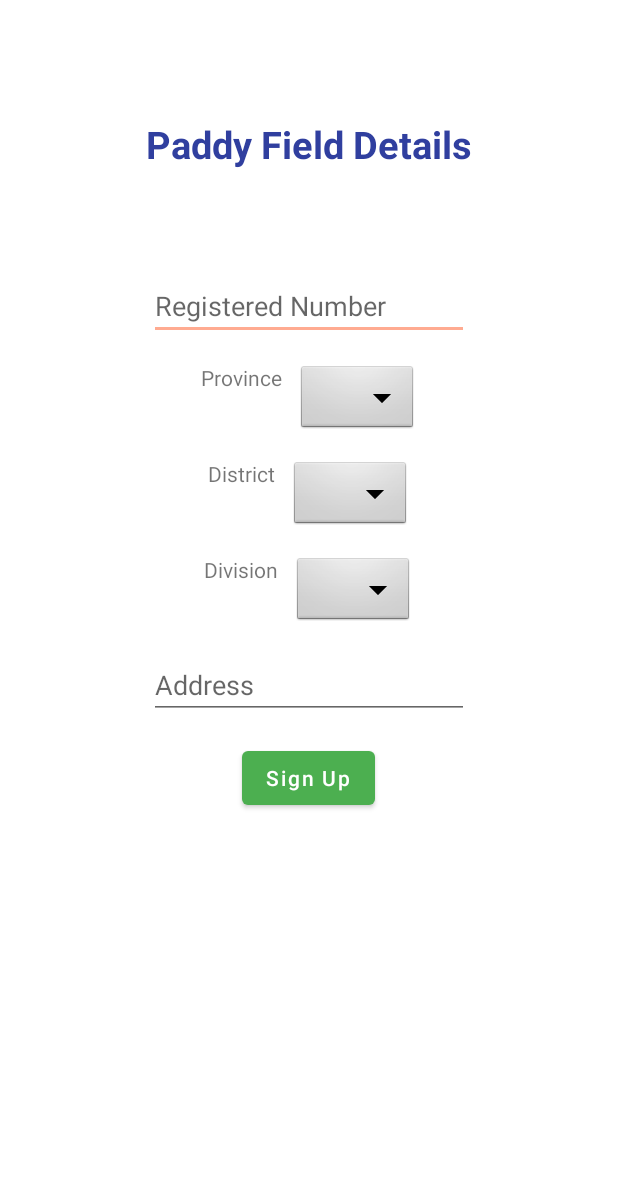
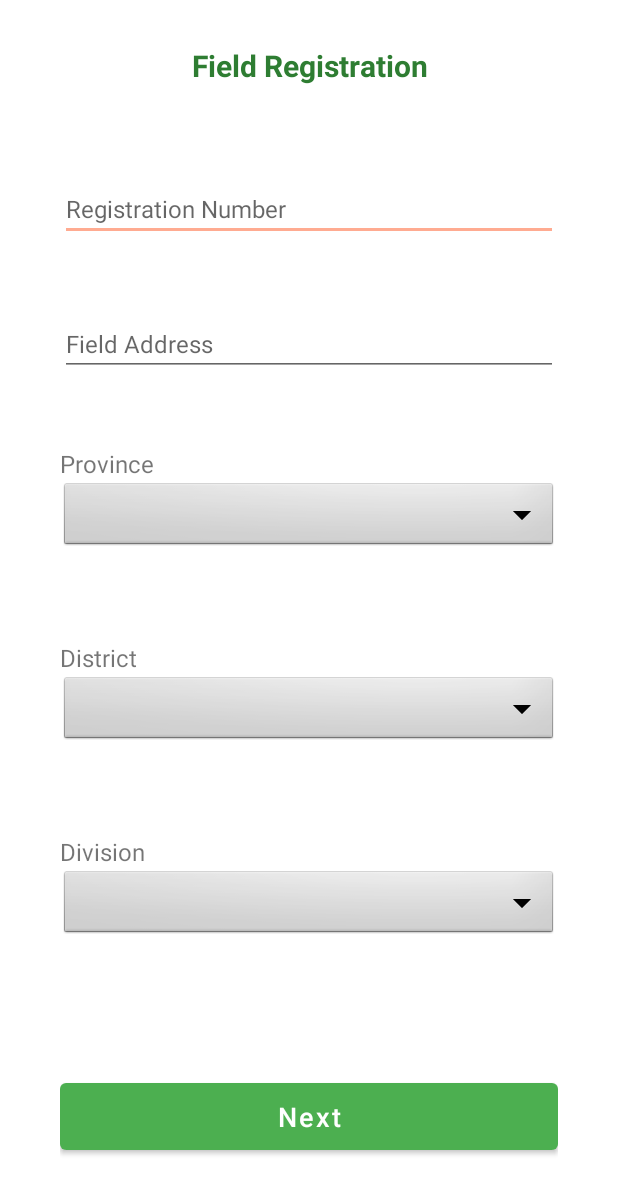
Before and after one commit to shayanmalinda/Effective-identification-of-Nitrogen-Fertilizer-demand-for-Paddy-Cultivation-using-UAVs, an Android app: the layout activity_register_field_details.xml on its own in the app's theme, with its tools: preview values and no code run, on a phone screen of 412 x 824 dp. Shown: the top 1194 px of the screen. Run offline under Robolectric (Android 15) with nearby library versions, the phone set to English and light mode, and no system bars.

Commit message:
Register Field UI

```diff
--- a/Android/app/src/main/AndroidManifest.xml
+++ b/Android/app/src/main/AndroidManifest.xml
@@ -31,7 +31,8 @@
         <activity
             android:name=".RegisterFieldDetailsActivity"
             android:exported="false"
-            android:screenOrientation="portrait" />
+            android:screenOrientation="portrait"
+            android:windowSoftInputMode="adjustPan" />
         <activity
             android:name=".HomeActivity"
             android:exported="true"
--- a/Android/app/src/main/java/com/example/smart_rice_care/RegisterFieldDetailsActivity.java
+++ b/Android/app/src/main/java/com/example/smart_rice_care/RegisterFieldDetailsActivity.java
@@ -45,9 +45,9 @@ public class RegisterFieldDetailsActivity extends AppCompatActivity {
         super.onCreate(savedInstanceState);
         setContentView(R.layout.activity_register_field_details);
 
-        ddn_province=findViewById(R.id.province);
-        ddn_district=findViewById(R.id.district);
-        ddn_division=findViewById(R.id.division);
+        ddn_province=findViewById(R.id.spProvince);
+        ddn_district=findViewById(R.id.spDistrict);
+        ddn_division=findViewById(R.id.spDivision);
 
         InputStream is = getResources().openRawResource(R.raw.admin_divisions);
         try {
--- a/Android/app/src/main/java/com/example/smart_rice_care/RegisterUserDetailsActivity.java
+++ b/Android/app/src/main/java/com/example/smart_rice_care/RegisterUserDetailsActivity.java
@@ -48,7 +48,8 @@ public class RegisterUserDetailsActivity extends AppCompatActivity {
 
                 allFieldsValidated = validateAllFields();
 
-                if(allFieldsValidated){
+//                if(allFieldsValidated){
+                if(true){
                     Intent intent = new Intent(RegisterUserDetailsActivity.this, RegisterFieldDetailsActivity.class);
                     startActivity(intent);
                 }
--- a/Android/app/src/main/res/layout/activity_register_field_details.xml
+++ b/Android/app/src/main/res/layout/activity_register_field_details.xml
@@ -1,158 +1,161 @@
 <?xml version="1.0" encoding="utf-8"?>
-<androidx.constraintlayout.widget.ConstraintLayout xmlns:android="http://schemas.android.com/apk/res/android"
-    xmlns:app="http://schemas.android.com/apk/res-auto"
+
+<ScrollView
+    xmlns:android="http://schemas.android.com/apk/res/android"
     xmlns:tools="http://schemas.android.com/tools"
     android:layout_width="match_parent"
     android:layout_height="match_parent"
+    android:fillViewport="true"
     tools:context=".RegisterFieldDetailsActivity">
 
+    <LinearLayout
+        android:layout_width="match_parent"
+        android:layout_height="match_parent"
+        android:orientation="vertical"
+        android:paddingLeft="40dp"
+        android:paddingRight="40dp">
+
+        <LinearLayout
+            android:layout_width="match_parent"
+            android:layout_height="0dp"
+            android:orientation="vertical"
+            android:paddingTop="30dp"
+            android:layout_weight="1">
+
+            <TextView
+                android:id="@+id/tvTitle"
+                android:layout_width="match_parent"
+                android:layout_height="wrap_content"
+                android:text="@string/field_registration"
+                android:gravity="center"
+                android:textColor="@color/green_800"
+                android:textSize="20sp"
+                android:textStyle="bold"/>
+
+        </LinearLayout>
+
+        <LinearLayout
+            android:layout_width="match_parent"
+            android:layout_height="0dp"
+            android:orientation="vertical"
+            android:paddingTop="20dp"
+            android:layout_weight="6">
+
+            <LinearLayout
+                android:layout_width="match_parent"
+                android:layout_height="0dp"
+                android:layout_weight="0.7"
+                android:orientation="vertical">
+
                 <EditText
-        android:id="@+id/registeredNumber"
+                    android:id="@+id/etRegistrationNumber"
+                    android:layout_width="match_parent"
+                    android:layout_height="wrap_content"
+                    android:hint="@string/registration_number"
+                    android:inputType="text"
+                    android:paddingTop="10dp"
+                    android:textSize="16sp" />
+            </LinearLayout>
+
+            <LinearLayout
+                android:layout_width="match_parent"
+                android:layout_height="0dp"
+                android:layout_weight="0.7"
+                android:layout_gravity="bottom"
+                android:orientation="vertical">
+
+                <EditText
+                    android:id="@+id/etAddress"
+                    android:layout_width="match_parent"
+                    android:layout_height="wrap_content"
+                    android:hint="@string/address"
+                    android:layout_gravity="bottom"
+                    android:inputType="text"
+                    android:paddingTop="10dp"
+                    android:textSize="16sp" />
+            </LinearLayout>
+
+            <LinearLayout
+                android:layout_width="match_parent"
+                android:layout_height="0dp"
+                android:orientation="vertical"
+                android:layout_weight="1">
+                <TextView
                     android:layout_width="wrap_content"
                     android:layout_height="wrap_content"
-        android:layout_marginTop="200dp"
-        android:ems="10"
-        android:hint="Registered Number"
-        android:inputType="text"
-        app:layout_constraintBottom_toTopOf="@+id/row1"
-        app:layout_constraintEnd_toEndOf="parent"
-        app:layout_constraintStart_toStartOf="parent"
-        app:layout_constraintTop_toTopOf="parent"
-        app:layout_constraintVertical_bias="0.13" />
-
-    <TableRow
-        android:id="@+id/row1"
-        android:layout_width="wrap_content"
-        android:layout_height="wrap_content"
-        android:layout_marginTop="15dp"
-        android:ems="10"
-        app:layout_constraintBottom_toTopOf="@+id/row2"
-        app:layout_constraintEnd_toEndOf="parent"
-        app:layout_constraintStart_toStartOf="parent"
-        app:layout_constraintTop_toBottomOf="@id/registeredNumber"
-        app:layout_constraintVertical_bias="0.13">
-
-        <TextView
-            android:id="@+id/labelProvince"
-            android:layout_width="match_parent"
-            android:layout_height="wrap_content"
-            android:layout_marginRight="10dp"
-            android:text="Province"
-            app:layout_constraintRight_toLeftOf="@id/province"
-            app:layout_constraintStart_toStartOf="parent"
-            app:layout_constraintVertical_bias="0.13" />
-
+                    android:text="@string/province"
+                    android:gravity="center_vertical"
+                    android:textSize="16sp"/>
                 <Spinner
-            android:id="@+id/province"
+                    android:id="@+id/spProvince"
                     android:layout_width="match_parent"
                     android:layout_height="wrap_content"
                     android:background="@android:drawable/btn_dropdown"
-            android:spinnerMode="dropdown"
-            app:layout_constraintLeft_toRightOf="@id/labelProvince" />
-    </TableRow>
+                    android:spinnerMode="dropdown"/>
+            </LinearLayout>
 
-    <TableRow
-        app:flow_horizontalAlign="start"
-        android:id="@+id/row2"
+            <LinearLayout
+                android:layout_width="match_parent"
+                android:layout_height="0dp"
+                android:orientation="vertical"
+                android:layout_weight="1">
+                <TextView
                     android:layout_width="wrap_content"
                     android:layout_height="wrap_content"
-        android:layout_marginTop="15dp"
-        android:ems="10"
-        app:layout_constraintBottom_toTopOf="@+id/row3"
-        app:layout_constraintEnd_toEndOf="parent"
-        app:layout_constraintStart_toStartOf="parent"
-        app:layout_constraintTop_toBottomOf="@id/row1"
-        app:layout_constraintVertical_bias="0.13">
-
-        <TextView
-            android:id="@+id/labelDistrict"
-            android:layout_width="match_parent"
-            android:layout_height="wrap_content"
-            android:layout_marginRight="10dp"
-            android:text="District"
-            app:layout_constraintRight_toLeftOf="@id/district"
-            app:layout_constraintStart_toStartOf="parent"
-            app:layout_constraintVertical_bias="0.13" />
-
+                    android:text="@string/district"
+                    android:gravity="center_vertical"
+                    android:textSize="16sp"/>
                 <Spinner
-            android:id="@+id/district"
+                    android:id="@+id/spDistrict"
                     android:layout_width="match_parent"
                     android:layout_height="wrap_content"
                     android:background="@android:drawable/btn_dropdown"
-            android:spinnerMode="dropdown"
-            app:layout_constraintLeft_toRightOf="@id/labelDistrict" />
-    </TableRow>
-    <TableRow
-        android:id="@+id/row3"
+                    android:spinnerMode="dropdown"/>
+            </LinearLayout>
+
+
+            <LinearLayout
+                android:layout_width="match_parent"
+                android:layout_height="0dp"
+                android:orientation="vertical"
+                android:layout_weight="1">
+                <TextView
                     android:layout_width="wrap_content"
                     android:layout_height="wrap_content"
-        android:layout_marginTop="15dp"
-        android:ems="10"
-        app:layout_constraintBottom_toTopOf="@+id/address"
-        app:layout_constraintEnd_toEndOf="parent"
-        app:layout_constraintStart_toStartOf="parent"
-        app:layout_constraintTop_toBottomOf="@id/row2"
-        app:layout_constraintVertical_bias="0.13">
-
-        <TextView
-            android:id="@+id/labelDivision"
-            android:layout_width="match_parent"
-            android:layout_height="wrap_content"
-            android:layout_marginRight="10dp"
-            android:text="Division"
-            app:layout_constraintRight_toLeftOf="@id/division"
-            app:layout_constraintStart_toStartOf="parent"
-            app:layout_constraintVertical_bias="0.13" />
-
+                    android:text="@string/division"
+                    android:gravity="center_vertical"
+                    android:textSize="16sp"/>
                 <Spinner
-            android:id="@+id/division"
+                    android:id="@+id/spDivision"
                     android:layout_width="match_parent"
                     android:layout_height="wrap_content"
                     android:background="@android:drawable/btn_dropdown"
-            android:spinnerMode="dropdown"
-            app:layout_constraintLeft_toRightOf="@id/labelDivision" />
-    </TableRow>
+                    android:spinnerMode="dropdown"/>
+            </LinearLayout>
 
-    <EditText
-        android:id="@+id/address"
-        android:layout_width="wrap_content"
-        android:layout_height="wrap_content"
-        android:ems="10"
-        android:layout_marginTop="15dp"
-        android:hint="Address"
-        android:inputType="text"
-        app:layout_constraintBottom_toTopOf="@+id/buttonRegister"
-        app:layout_constraintEnd_toEndOf="parent"
-        app:layout_constraintStart_toStartOf="parent"
-        app:layout_constraintTop_toBottomOf="@id/row3"
-        app:layout_constraintVertical_bias="0.13" />
+
+        </LinearLayout>
+
+        <LinearLayout
+            android:layout_width="match_parent"
+            android:layout_height="0dp"
+            android:orientation="vertical"
+            android:layout_weight="1.2"
+            android:paddingTop="30dp"
+            android:layout_marginBottom="20dp">
 
             <Button
-        android:id="@+id/buttonRegister"
-        android:layout_width="wrap_content"
+                android:id="@+id/btNext"
+                android:layout_width="match_parent"
                 android:layout_height="wrap_content"
-        android:layout_marginBottom="300dp"
-        android:layout_marginTop="15dp"
-        android:text="Sign Up"
-        android:textAllCaps="false"
-        app:layout_constraintBottom_toBottomOf="parent"
-        app:layout_constraintEnd_toEndOf="parent"
-        app:layout_constraintHorizontal_bias="0.498"
-        app:layout_constraintStart_toStartOf="parent"
-        app:layout_constraintTop_toBottomOf="@+id/address" />
+                android:gravity="center"
+                android:text="@string/next"
+                android:paddingVertical="10dp"
+                android:textSize="18sp"
+                android:textAllCaps="false"/>
 
-    <TextView
-        android:id="@+id/textView"
-        android:layout_width="wrap_content"
-        android:layout_height="wrap_content"
-        android:layout_marginTop="40dp"
-        android:layout_marginBottom="30dp"
-        android:text="Paddy Field Details"
-        android:textColor="#303F9F"
-        android:textSize="25sp"
-        android:textStyle="bold"
-        app:layout_constraintBottom_toTopOf="@+id/registeredNumber"
-        app:layout_constraintEnd_toEndOf="parent"
-        app:layout_constraintStart_toStartOf="parent"
-        app:layout_constraintTop_toTopOf="parent" />
-</androidx.constraintlayout.widget.ConstraintLayout>
+        </LinearLayout>
+
+    </LinearLayout>
+
+</ScrollView>
--- a/Android/app/src/main/res/values/strings.xml
+++ b/Android/app/src/main/res/values/strings.xml
@@ -15,7 +15,7 @@
     <string name="re_enter_password">Re-enter Password</string>
     <string name="next">Next</string>
     <string name="capture_image">Capture Image</string>
-    <string name="please_check_the_form_again">Please Check the form again</string>
+    <string name="please_check_the_form_again">Please check your the form again</string>
     <string name="first_name_can_not_be_empty">First Name can not be empty</string>
     <string name="last_name_can_not_be_empty">Last Name can not be empty</string>
     <string name="invalid_email">Invalid Email</string>
@@ -26,4 +26,10 @@
     <string name="nic_can_not_be_empty" translatable="true">NIC can not be empty</string>
     <string name="password_mismatches">Password Mismatches</string>
     <string name="password_should_have_at_least_6_characters">Password should have at least 6 characters</string>
+    <string name="field_registration" translatable="false">Field Registration</string>
+    <string name="registration_number" translatable="false">Registration Number</string>
+    <string name="province" translatable="false">Province</string>
+    <string name="district" translatable="false">District</string>
+    <string name="division" translatable="false">Division</string>
+    <string name="address" translatable="false">Field Address</string>
 </resources>
```
Also changed, not shown: 1 other file. Lines whose indentation alone changed are shown as unchanged.
